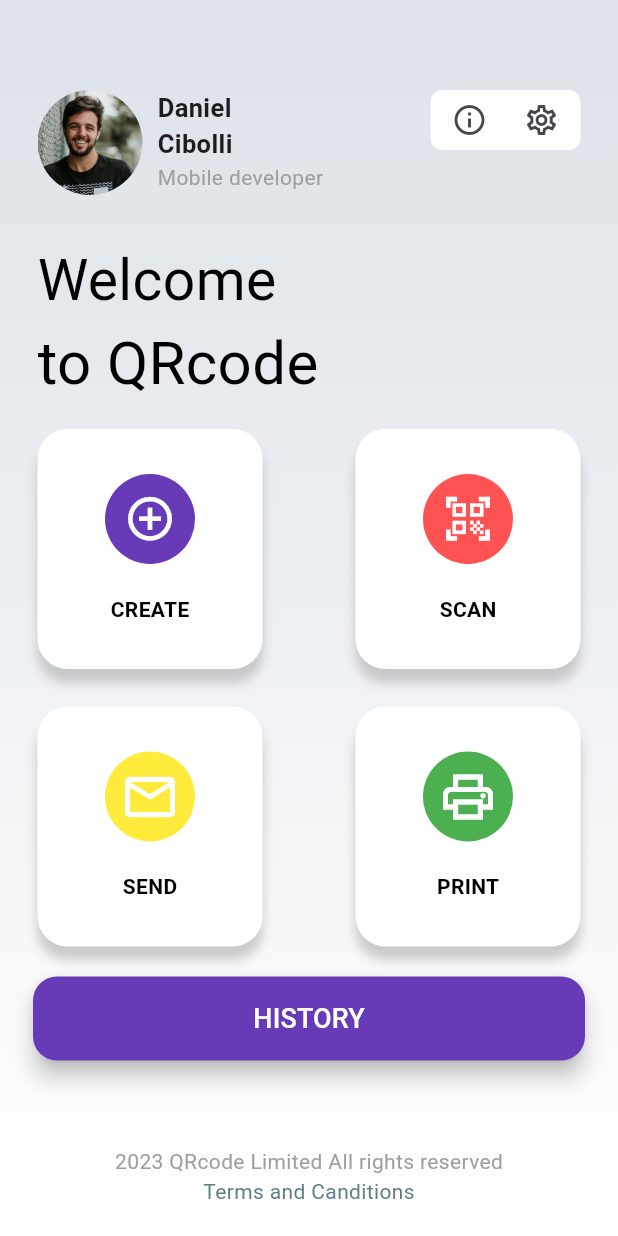
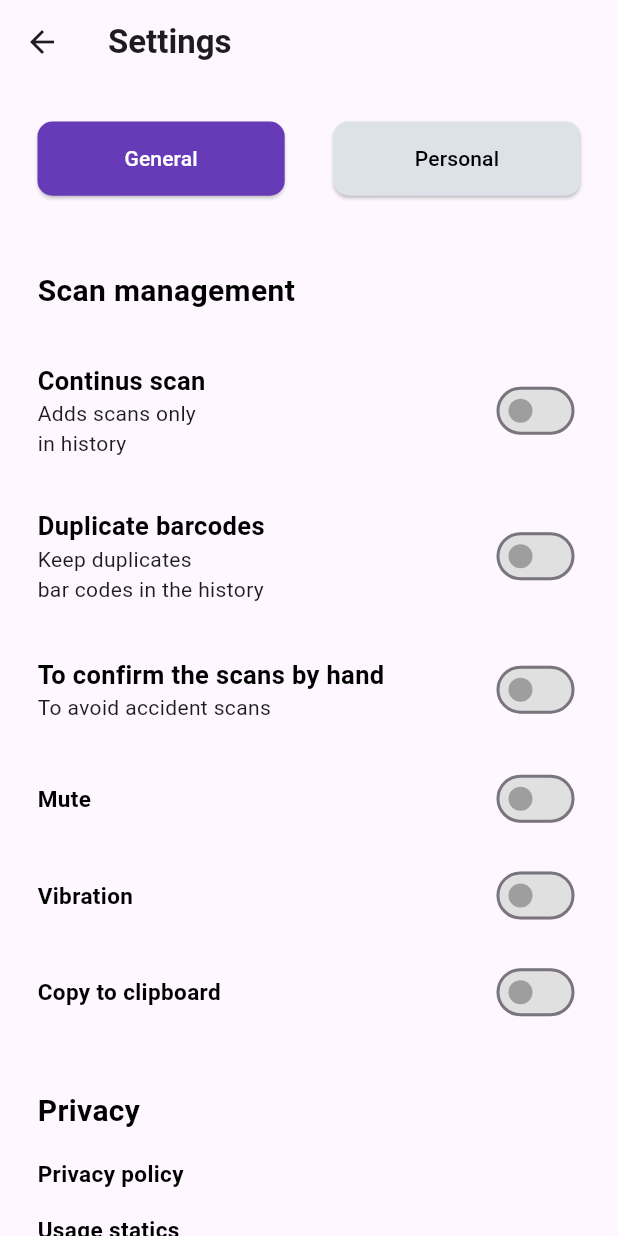
Before and after one commit to DanielBrisch/QRcode, a Flutter app: the screen it shows after launch, after a tap on the "info outline" icon, on a phone screen of 412 x 824 dp. Run offline on Flutter 3.47's test engine with Material 3 defaults, Android fonts, the phone set to English and light mode, and no system bars; our stand-ins replace qr_flutter, sqflite; missing offline and left inert: qr_code_scanner; accounts and stored records are empty.

Commit message:
settings screen

```diff
--- a/lib/home/homePage.dart
+++ b/lib/home/homePage.dart
@@ -83,7 +83,16 @@ class _HomePage extends State<HomePage> {
                         children: [
                           IconButton(
                             icon: const Icon(Icons.info_outline),
-                            onPressed: () {},
+                            onPressed: () {
+                              if (ModalRoute.of(context)!.settings.name !=
+                                  '/settings') {
+                                Navigator.pushNamed(context, '/settings');
+                                setState(() {
+                                  QRService.allFalse();
+                                  QRService.createSelected = true;
+                                });
+                              }
+                            },
                           ),
                           IconButton(
                             icon: const Icon(Icons.settings_outlined),
--- a/lib/main.dart
+++ b/lib/main.dart
@@ -5,6 +5,7 @@ import 'package:qrcode/home/homePage.dart';
 import 'package:qrcode/loadingApp/loadingApp.dart';
 import 'package:qrcode/scan/scanPage.dart';
 import 'package:qrcode/send/sendPage.dart';
+import 'package:qrcode/settings/settingsPage.dart';
 
 void main() {
   runApp(MaterialApp(
@@ -14,6 +15,7 @@ void main() {
       '/create': (context) => const CreatePage(),
       '/scan': (context) => const ScanPage(),
       '/send': (context) => const SendPage(),
+      '/settings': (context) => const SettingsPage(),
     },
     home: const LoginAppPage(),
     debugShowCheckedModeBanner: false,
--- /dev/null
+++ b/lib/settings/settingsPage.dart
@@ -0,0 +1,320 @@
+import 'package:flutter/material.dart';
+import 'package:flutter/services.dart';
+
+class SettingsPage extends StatefulWidget {
+  const SettingsPage({super.key});
+
+  @override
+  State<SettingsPage> createState() => _SettingsPage();
+}
+
+class _SettingsPage extends State<SettingsPage> {
+  bool continusScanCheck = false;
+  bool duplicateBarCodesCheck = false;
+  bool scansByHand = false;
+  bool mute = false;
+  bool vibration = false;
+  bool copyToClipboard = false;
+
+  double toConfirmScans = 1.0;
+
+  @override
+  Widget build(BuildContext context) {
+    Size size = MediaQuery.of(context).size;
+
+    SystemChrome.setSystemUIOverlayStyle(const SystemUiOverlayStyle(
+      statusBarColor: Colors.transparent,
+    ));
+
+    return Scaffold(
+        appBar: AppBar(
+          title: const Text(
+            'Settings',
+            style: TextStyle(fontWeight: FontWeight.bold),
+          ),
+        ),
+        body: SingleChildScrollView(
+          child: Padding(
+            padding: const EdgeInsets.all(25),
+            child: Column(
+              crossAxisAlignment: CrossAxisAlignment.start,
+              mainAxisAlignment: MainAxisAlignment.start,
+              children: [
+                Row(
+                  crossAxisAlignment: CrossAxisAlignment.center,
+                  mainAxisAlignment: MainAxisAlignment.spaceBetween,
+                  children: [
+                    SizedBox(
+                      width: size.width * 0.4,
+                      height: size.height * 0.060,
+                      child: ElevatedButton(
+                        style: ElevatedButton.styleFrom(
+                          backgroundColor: Colors.deepPurple,
+                          shape: RoundedRectangleBorder(
+                            borderRadius: BorderRadius.circular(10),
+                          ),
+                        ),
+                        onPressed: () {},
+                        child: const Text(
+                          'General',
+                          style: TextStyle(color: Colors.white),
+                        ),
+                      ),
+                    ),
+                    SizedBox(
+                      width: size.width * 0.4,
+                      height: size.height * 0.060,
+                      child: ElevatedButton(
+                        style: ElevatedButton.styleFrom(
+                          backgroundColor:
+                              const Color.fromRGBO(220, 226, 232, 1.0),
+                          shape: RoundedRectangleBorder(
+                            borderRadius: BorderRadius.circular(10),
+                          ),
+                        ),
+                        onPressed: () {},
+                        child: const Text(
+                          'Personal',
+                          style: TextStyle(color: Colors.black),
+                        ),
+                      ),
+                    ),
+                  ],
+                ),
+                SizedBox(height: size.height * 0.060),
+                Column(
+                  mainAxisAlignment: MainAxisAlignment.center,
+                  crossAxisAlignment: CrossAxisAlignment.start,
+                  children: [
+                    const Text(
+                      'Scan management',
+                      style: TextStyle(
+                        fontSize: 20,
+                        color: Colors.black,
+                        fontWeight: FontWeight.bold,
+                      ),
+                    ),
+                    SizedBox(height: size.height * 0.040),
+                    Container(
+                      child: Row(
+                        mainAxisAlignment: MainAxisAlignment.spaceBetween,
+                        children: [
+                          const Column(
+                            crossAxisAlignment: CrossAxisAlignment.start,
+                            children: [
+                              Text(
+                                'Continus scan',
+                                style: TextStyle(
+                                  color: Colors.black,
+                                  fontSize: 17,
+                                  fontWeight: FontWeight.bold,
+                                ),
+                              ),
+                              Text('Adds scans only\nin history'),
+                            ],
+                          ),
+                          Switch(
+                            value: continusScanCheck,
+                            onChanged: (value) {
+                              setState(() {
+                                continusScanCheck = value;
+                              });
+                            },
+                            activeColor: Colors.purple,
+                            inactiveThumbColor: Colors.grey,
+                            activeTrackColor: Colors.purple[100],
+                            inactiveTrackColor: Colors.grey[300],
+                          ),
+                        ],
+                      ),
+                    ),
+                    SizedBox(height: size.height * 0.040),
+                    Container(
+                      child: Row(
+                        mainAxisAlignment: MainAxisAlignment.spaceBetween,
+                        children: [
+                          const Column(
+                            crossAxisAlignment: CrossAxisAlignment.start,
+                            children: [
+                              Text(
+                                'Duplicate barcodes',
+                                style: TextStyle(
+                                  color: Colors.black,
+                                  fontSize: 17,
+                                  fontWeight: FontWeight.bold,
+                                ),
+                              ),
+                              Text('Keep duplicates\nbar codes in the history'),
+                            ],
+                          ),
+                          Switch(
+                            value: scansByHand,
+                            onChanged: (value) {
+                              setState(() {
+                                scansByHand = value;
+                              });
+                            },
+                            activeColor: Colors.purple,
+                            inactiveThumbColor: Colors.grey,
+                            activeTrackColor: Colors.purple[100],
+                            inactiveTrackColor: Colors.grey[300],
+                          ),
+                        ],
+                      ),
+                    ),
+                    SizedBox(height: size.height * 0.040),
+                    Container(
+                      child: Row(
+                        mainAxisAlignment: MainAxisAlignment.spaceBetween,
+                        children: [
+                          const Column(
+                            crossAxisAlignment: CrossAxisAlignment.start,
+                            children: [
+                              Text(
+                                'To confirm the scans by hand',
+                                style: TextStyle(
+                                  color: Colors.black,
+                                  fontSize: 17,
+                                  fontWeight: FontWeight.bold,
+                                ),
+                              ),
+                              Text('To avoid accident scans'),
+                            ],
+                          ),
+                          Switch(
+                            value: duplicateBarCodesCheck,
+                            onChanged: (value) {
+                              setState(() {
+                                duplicateBarCodesCheck = value;
+                              });
+                            },
+                            activeColor: Colors.purple,
+                            inactiveThumbColor: Colors.grey,
+                            activeTrackColor: Colors.purple[100],
+                            inactiveTrackColor: Colors.grey[300],
+                          ),
+                        ],
+                      ),
+                    ),
+                    SizedBox(height: size.height * 0.030),
+                    Row(
+                      mainAxisAlignment: MainAxisAlignment.spaceBetween,
+                      children: [
+                        const Text(
+                          'Mute',
+                          style: TextStyle(
+                            color: Colors.black,
+                            fontSize: 15,
+                            fontWeight: FontWeight.bold,
+                          ),
+                        ),
+                        Switch(
+                          value: mute,
+                          onChanged: (value) {
+                            setState(() {
+                              mute = value;
+                            });
+                          },
+                          activeColor: Colors.purple,
+                          inactiveThumbColor: Colors.grey,
+                          activeTrackColor: Colors.purple[100],
+                          inactiveTrackColor: Colors.grey[300],
+                        ),
+                      ],
+                    ),
+                    SizedBox(height: size.height * 0.020),
+                    Row(
+                      mainAxisAlignment: MainAxisAlignment.spaceBetween,
+                      children: [
+                        const Text(
+                          'Vibration',
+                          style: TextStyle(
+                            color: Colors.black,
+                            fontSize: 15,
+                            fontWeight: FontWeight.bold,
+                          ),
+                        ),
+                        Switch(
+                          value: vibration,
+                          onChanged: (value) {
+                            setState(() {
+                              vibration = value;
+                            });
+                          },
+                          activeColor: Colors.purple,
+                          inactiveThumbColor: Colors.grey,
+                          activeTrackColor: Colors.purple[100],
+                          inactiveTrackColor: Colors.grey[300],
+                        ),
+                      ],
+                    ),
+                    SizedBox(height: size.height * 0.020),
+                    Row(
+                      mainAxisAlignment: MainAxisAlignment.spaceBetween,
+                      children: [
+                        const Text(
+                          'Copy to clipboard',
+                          style: TextStyle(
+                            color: Colors.black,
+                            fontSize: 15,
+                            fontWeight: FontWeight.bold,
+                          ),
+                        ),
+                        Switch(
+                          value: copyToClipboard,
+                          onChanged: (value) {
+                            setState(() {
+                              copyToClipboard = value;
+                            });
+                          },
+                          activeColor: Colors.purple,
+                          inactiveThumbColor: Colors.grey,
+                          activeTrackColor: Colors.purple[100],
+                          inactiveTrackColor: Colors.grey[300],
+                        ),
+                      ],
+                    ),
+                    SizedBox(height: size.height * 0.050),
+                    const Text(
+                      'Privacy',
+                      style: TextStyle(
+                        color: Colors.black,
+                        fontSize: 20,
+                        fontWeight: FontWeight.bold,
+                      ),
+                    ),
+                    SizedBox(height: size.height * 0.020),
+                    const Text(
+                      'Privacy policy',
+                      style: TextStyle(
+                        color: Colors.black,
+                        fontSize: 15,
+                        fontWeight: FontWeight.bold,
+                      ),
+                    ),
+                    SizedBox(height: size.height * 0.020),
+                    const Column(
+                      mainAxisAlignment: MainAxisAlignment.start,
+                      crossAxisAlignment: CrossAxisAlignment.start,
+                      children: [
+                        Text(
+                          'Usage statics',
+                          style: TextStyle(
+                            color: Colors.black,
+                            fontSize: 15,
+                            fontWeight: FontWeight.bold,
+                          ),
+                        ),
+                        Text(
+                          'Send usage statics to\nimprove the app',
+                        )
+                      ],
+                    )
+                  ],
+                ),
+              ],
+            ),
+          ),
+        ));
+  }
+}
```
Also changed, not shown: lib/settings/settings.dart (deleted).
